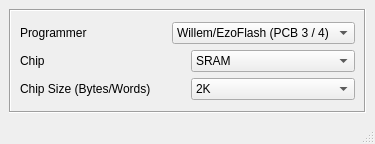
robsonsmartins/usbflashprog, file emuprog/main/mainwindow.ui: the form before one commit.
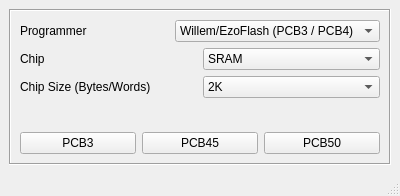
The form after the commit. Icons and pictures are not drawn.

Commit message: simulator: update emuprog gui

The edit to the form file:
```diff
--- a/emuprog/main/mainwindow.ui
+++ b/emuprog/main/mainwindow.ui
@@ -9,8 +9,8 @@
    <rect>
     <x>0</x>
     <y>0</y>
-    <width>375</width>
-    <height>144</height>
+    <width>400</width>
+    <height>196</height>
    </rect>
   </property>
   <property name="windowTitle">
@@ -34,10 +34,6 @@
        <item>
         <layout class="QVBoxLayout" name="verticalLayout">
          <item>
-          <layout class="QHBoxLayout" name="horizontalLayout_4">
-           <item>
-            <layout class="QVBoxLayout" name="verticalLayout_2">
-             <item>
               <layout class="QHBoxLayout" name="horizontalLayout">
                <item>
                 <widget class="QLabel" name="label">
@@ -50,7 +46,7 @@
                 <widget class="QComboBox" name="cbProg">
                  <item>
                   <property name="text">
-                   <string>Willem/EzoFlash (PCB 3 / 4)</string>
+               <string>Willem/EzoFlash (PCB3 / PCB4)</string>
                   </property>
                  </item>
                  <item>
@@ -177,7 +173,41 @@
                </item>
               </layout>
              </item>
-            </layout>
+         <item>
+          <spacer name="verticalSpacer">
+           <property name="orientation">
+            <enum>Qt::Vertical</enum>
+           </property>
+           <property name="sizeHint" stdset="0">
+            <size>
+             <width>20</width>
+             <height>40</height>
+            </size>
+           </property>
+          </spacer>
+         </item>
+         <item>
+          <layout class="QHBoxLayout" name="horizontalLayout_4">
+           <item>
+            <widget class="QPushButton" name="btnPCB3">
+             <property name="text">
+              <string>PCB3</string>
+             </property>
+            </widget>
+           </item>
+           <item>
+            <widget class="QPushButton" name="btnPCB45">
+             <property name="text">
+              <string>PCB45</string>
+             </property>
+            </widget>
+           </item>
+           <item>
+            <widget class="QPushButton" name="btnPCB50">
+             <property name="text">
+              <string>PCB50</string>
+             </property>
+            </widget>
            </item>
           </layout>
          </item>
```
Left out of the diff: 2 changed lines with no effect on the pictures. Lines whose indentation alone changed are shown as unchanged. The commit also changes 2 other files.
